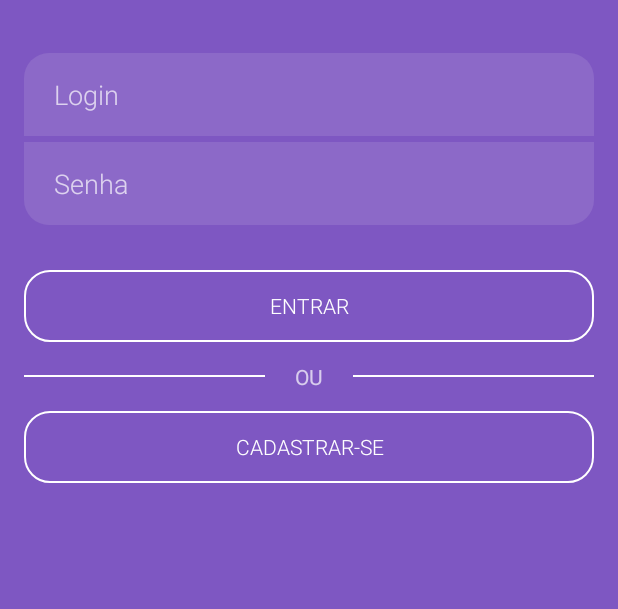
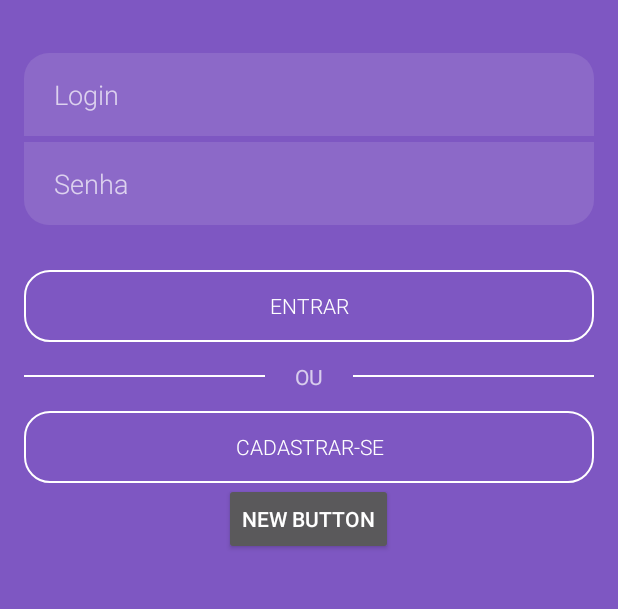
Before and after one commit to JoseRenan/Opining_ANDROID, an Android app: the layout activity_login.xml on its own in the app's theme, with its tools: preview values and no code run, on a phone screen of 412 x 824 dp, the part 122-731 px from its top. Run offline under Robolectric (Android 15) with nearby library versions, the phone set to English and light mode, and no system bars.

Commit message:
Login com Facebook parcialmente completo

```diff
--- a/app/src/main/res/layout/activity_login.xml
+++ b/app/src/main/res/layout/activity_login.xml
@@ -118,6 +118,14 @@
                     android:background="@drawable/button_invisible_black"
                     android:id="@+id/btn_register_redirect" />
 
+                <Button
+                    android:layout_width="wrap_content"
+                    android:layout_height="wrap_content"
+                    android:onClick="doLoginWithFacebook"
+                    android:text="New Button"
+                    android:id="@+id/button"
+                    android:layout_gravity="center_horizontal" />
+
             </LinearLayout>
 
         </LinearLayout>
--- a/app/src/main/res/values/strings.xml
+++ b/app/src/main/res/values/strings.xml
@@ -23,7 +23,7 @@
     <string name="error_confirm_password">Senhas não coincidem</string>
     <string name="error_password">Senha Inválida</string>
     <string name="error_name">Nome Inválido</string>
-    <string name="error_credential">Senha Incorreta</string>
+    <string name="error_credential">Senha incorreta ou inexistente</string>
     <string name="error_inexist">Login Inexistente</string>
     <string name="error_duplicate">Essa conta já existe</string>
 
```
Also changed, not shown: app/src/main/AndroidManifest.xml (+9 -3 lines), app/src/main/java/br/com/opining/activities/LoginActivity.java (+51 -2 lines).
